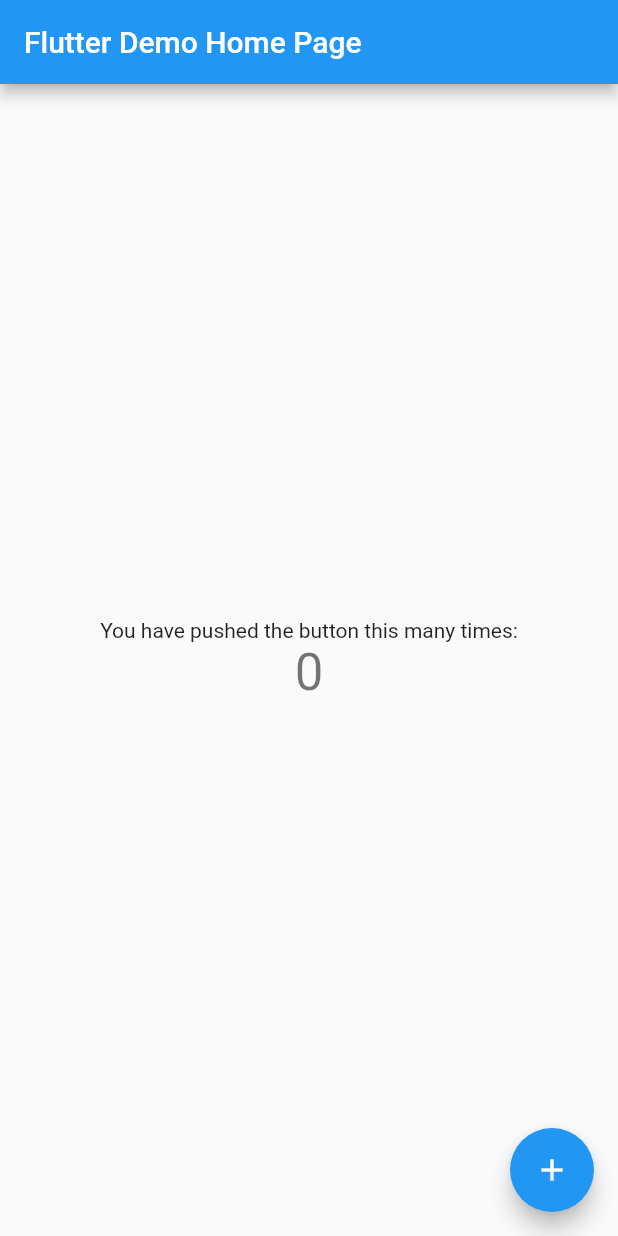
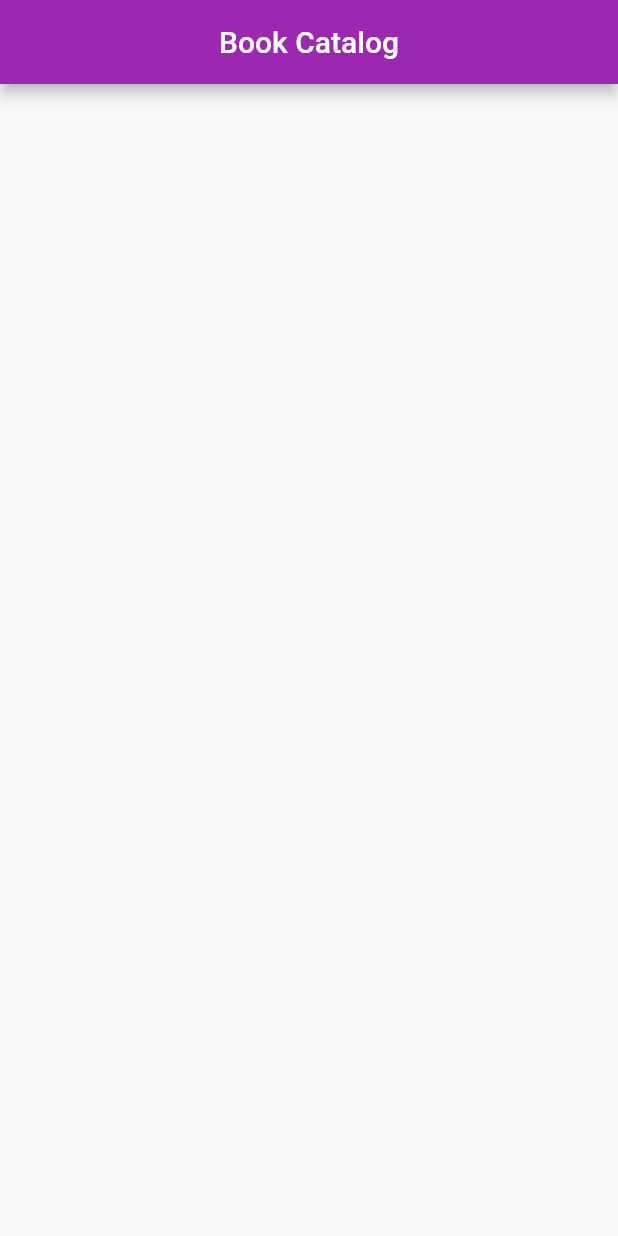
Before and after one commit to changecangs/flutter-try-get-edspert, a Flutter app: the screen it shows after launch, on a phone screen of 412 x 824 dp. Run offline on Flutter 3.47's test engine with Material 2 defaults, Android fonts, the phone set to English and light mode, and no system bars; network calls fail.

```diff
--- /dev/null
+++ b/lib/AppString.dart
@@ -0,0 +1,4 @@
+class AppString{
+  String getAPIListBooksURL = 'https://api.itbook.store/1.0/new';
+  String getAPIDetailBooksURL = 'https://api.itbook.store/1.0/books/';
+}
--- /dev/null
+++ b/lib/Controller/HomepageController.dart
@@ -0,0 +1,32 @@
+import 'package:book_app_edspert/Model/Book_Detail.dart';
+import 'package:flutter/foundation.dart';
+import 'package:http/http.dart' as http;
+import 'package:book_app_edspert/Model/Books.dart';
+import 'package:book_app_edspert/Model/Book_Detail.dart';
+import 'package:book_app_edspert/AppString.dart';
+import 'dart:convert';
+
+class HomePageController extends ChangeNotifier{
+  Books? bookGet;
+  fetchBooks() async {
+    var url = Uri.parse(AppString().getAPIListBooksURL);
+    var response = await http.get(
+      url,
+    );
+    if (response.statusCode == 200) {
+      final jsonBookList = jsonDecode(response.body);
+      bookGet = Books.fromJson(jsonBookList);
+      notifyListeners();
+    }
+  }
+  BookDetail? detailBookGet;
+  fetchBookDetail(String isbn) async {
+    var url = Uri.parse(AppString().getAPIDetailBooksURL + isbn);
+    var response = await http.get(url);
+    if (response.statusCode == 200) {
+      final jsonDetail = jsonDecode(response.body);
+      detailBookGet = BookDetail.fromJson(jsonDetail);
+      notifyListeners();
+    }
+  }
+}
--- /dev/null
+++ b/lib/Model/Book_Detail.dart
@@ -0,0 +1,72 @@
+class BookDetail {
+  String? error;
+  String? title;
+  String? subtitle;
+  String? authors;
+  String? publisher;
+  String? language;
+  String? isbn10;
+  String? isbn13;
+  String? pages;
+  String? year;
+  String? rating;
+  String? desc;
+  String? price;
+  String? image;
+  String? url;
+
+  BookDetail(
+      {this.error,
+      this.title,
+      this.subtitle,
+      this.authors,
+      this.publisher,
+      this.language,
+      this.isbn10,
+      this.isbn13,
+      this.pages,
+      this.year,
+      this.rating,
+      this.desc,
+      this.price,
+      this.image,
+      this.url});
+
+  BookDetail.fromJson(Map<String, dynamic> json) {
+    error = json['error'];
+    title = json['title'];
+    subtitle = json['subtitle'];
+    authors = json['authors'];
+    publisher = json['publisher'];
+    language = json['language'];
+    isbn10 = json['isbn10'];
+    isbn13 = json['isbn13'];
+    pages = json['pages'];
+    year = json['year'];
+    rating = json['rating'];
+    desc = json['desc'];
+    price = json['price'];
+    image = json['image'];
+    url = json['url'];
+  }
+
+  Map<String, dynamic> toJson() {
+    final Map<String, dynamic> data = Map<String, dynamic>();
+    data['error'] = error;
+    data['title'] = title;
+    data['subtitle'] = subtitle;
+    data['authors'] = authors;
+    data['publisher'] = publisher;
+    data['language'] = language;
+    data['isbn10'] = isbn10;
+    data['isbn13'] = isbn13;
+    data['pages'] = pages;
+    data['year'] = year;
+    data['rating'] = rating;
+    data['desc'] = desc;
+    data['price'] = price;
+    data['image'] = image;
+    data['url'] = url;
+    return data;
+  }
+}
--- /dev/null
+++ b/lib/Model/Books.dart
@@ -0,0 +1,67 @@
+
+class Books {
+  String? error;
+  String? total;
+  List<Book>? bookList;
+
+  Books({this.error, this.total, this.bookList});
+
+  Books.fromJson(Map<String, dynamic> json) {
+    error = json['error'];
+    total = json['total'];
+    if (json['books'] != null) {
+      bookList = <Book>[];
+      json['books'].forEach((v) {
+        // ignore: unnecessary_new
+        bookList!.add(new Book.fromJson(v));
+      });
+    }
+  }
+
+  Map<String, dynamic> toJson() {
+    final Map<String, dynamic> data = Map<String, dynamic>();
+    data['error'] = error;
+    data['total'] = total;
+    if (bookList != null) {
+      data['books'] = bookList!.map((v) => v.toJson()).toList();
+    }
+    return data;
+  }
+}
+
+class Book {
+  String? title;
+  String? subtitle;
+  String? isbn13;
+  String? price;
+  String? image;
+  String? url;
+
+  Book(
+      {this.title,
+      this.subtitle,
+      this.isbn13,
+      this.price,
+      this.image,
+      this.url});
+
+  Book.fromJson(Map<String, dynamic> json) {
+    title = json['title'];
+    subtitle = json['subtitle'];
+    isbn13 = json['isbn13'];
+    price = json['price'];
+    image = json['image'];
+    url = json['url'];
+  }
+
+  Map<String, dynamic> toJson() {
+    final Map<String, dynamic> data =  Map<String, dynamic>();
+    data['title'] = title;
+    data['subtitle'] = subtitle;
+    data['isbn13'] = isbn13;
+    data['price'] = price;
+    data['image'] = image;
+    data['url'] = url;
+    return data;
+  }
+}
--- /dev/null
+++ b/lib/View/HomePage.dart
@@ -0,0 +1,27 @@
+import 'package:book_app_edspert/Controller/HomepageController.dart';
+import 'package:flutter/cupertino.dart';
+import 'package:flutter/material.dart';
+import 'package:provider/provider.dart';
+
+class HomePage extends StatefulWidget{
+  const HomePage({Key? key}) : super(key: key);
+  @override
+  State<HomePage> createState() => _HomePage();
+}
+class _HomePage extends State<HomePage>{
+  HomePageController? homePageController;
+  @override
+  // ignore: must_call_super
+  void initState() {
+    super.initState();
+    homePageController = Provider.of<HomePageController>(context, listen: false);
+    homePageController!.fetchBooks();
+  }
+  @override
+  Widget build(BuildContext context) {
+    return Scaffold(
+      appBar: AppBar(title: const Center(child: Text('Book Catalog'))),
+    );
+  }
+
+}
--- a/lib/main.dart
+++ b/lib/main.dart
@@ -1,115 +1,26 @@
+import 'package:book_app_edspert/Controller/HomepageController.dart';
 import 'package:flutter/material.dart';
+import 'package:provider/provider.dart';
+import 'package:book_app_edspert/View/HomePage.dart';
 
 void main() {
   runApp(const MyApp());
 }
 
 class MyApp extends StatelessWidget {
-  const MyApp({super.key});
+  const MyApp({Key? key}) : super(key: key);
 
   // This widget is the root of your application.
   @override
   Widget build(BuildContext context) {
-    return MaterialApp(
-      title: 'Flutter Demo',
-      theme: ThemeData(
-        // This is the theme of your application.
-        //
-        // Try running your application with "flutter run". You'll see the
-        // application has a blue toolbar. Then, without quitting the app, try
-        // changing the primarySwatch below to Colors.green and then invoke
-        // "hot reload" (press "r" in the console where you ran "flutter run",
-        // or simply save your changes to "hot reload" in a Flutter IDE).
-        // Notice that the counter didn't reset back to zero; the application
-        // is not restarted.
-        primarySwatch: Colors.blue,
-      ),
-      home: const MyHomePage(title: 'Flutter Demo Home Page'),
-    );
+    return ChangeNotifierProvider(
+      create: ((context) => HomePageController()),
+      child: MaterialApp(
+        debugShowCheckedModeBanner: false,
+        theme: ThemeData(
+          primarySwatch: Colors.purple,
+        ),
+        home: const HomePage())
+      );
   }
 }
-
-class MyHomePage extends StatefulWidget {
-  const MyHomePage({super.key, required this.title});
-
-  // This widget is the home page of your application. It is stateful, meaning
-  // that it has a State object (defined below) that contains fields that affect
-  // how it looks.
-
-  // This class is the configuration for the state. It holds the values (in this
-  // case the title) provided by the parent (in this case the App widget) and
-  // used by the build method of the State. Fields in a Widget subclass are
-  // always marked "final".
-
-  final String title;
-
-  @override
-  State<MyHomePage> createState() => _MyHomePageState();
-}
-
-class _MyHomePageState extends State<MyHomePage> {
-  int _counter = 0;
-
-  void _incrementCounter() {
-    setState(() {
-      // This call to setState tells the Flutter framework that something has
-      // changed in this State, which causes it to rerun the build method below
-      // so that the display can reflect the updated values. If we changed
-      // _counter without calling setState(), then the build method would not be
-      // called again, and so nothing would appear to happen.
-      _counter++;
-    });
-  }
-
-  @override
-  Widget build(BuildContext context) {
-    // This method is rerun every time setState is called, for instance as done
-    // by the _incrementCounter method above.
-    //
-    // The Flutter framework has been optimized to make rerunning build methods
-    // fast, so that you can just rebuild anything that needs updating rather
-    // than having to individually change instances of widgets.
-    return Scaffold(
-      appBar: AppBar(
-        // Here we take the value from the MyHomePage object that was created by
-        // the App.build method, and use it to set our appbar title.
-        title: Text(widget.title),
-      ),
-      body: Center(
-        // Center is a layout widget. It takes a single child and positions it
-        // in the middle of the parent.
-        child: Column(
-          // Column is also a layout widget. It takes a list of children and
-          // arranges them vertically. By default, it sizes itself to fit its
-          // children horizontally, and tries to be as tall as its parent.
-          //
-          // Invoke "debug painting" (press "p" in the console, choose the
-          // "Toggle Debug Paint" action from the Flutter Inspector in Android
-          // Studio, or the "Toggle Debug Paint" command in Visual Studio Code)
-          // to see the wireframe for each widget.
-          //
-          // Column has various properties to control how it sizes itself and
-          // how it positions its children. Here we use mainAxisAlignment to
-          // center the children vertically; the main axis here is the vertical
-          // axis because Columns are vertical (the cross axis would be
-          // horizontal).
-          mainAxisAlignment: MainAxisAlignment.center,
-          children: <Widget>[
-            const Text(
-              'You have pushed the button this many times:',
-            ),
-            Text(
-              '$_counter',
-              style: Theme.of(context).textTheme.headline4,
-            ),
-          ],
-        ),
-      ),
-      floatingActionButton: FloatingActionButton(
-        onPressed: _incrementCounter,
-        tooltip: 'Increment',
-        child: const Icon(Icons.add),
-      ), // This trailing comma makes auto-formatting nicer for build methods.
-    );
-  }
-}
```
Also changed, not shown: pubspec.yaml (line endings or trailing spaces).
